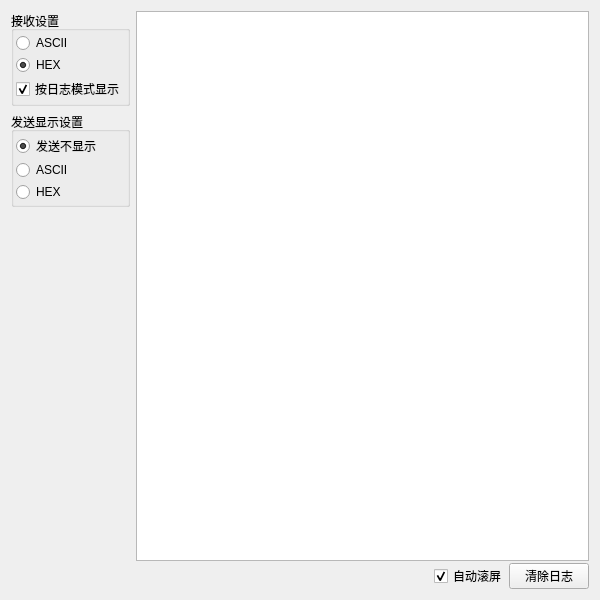
Qt form FormDataLog.ui (Sadaharuuu/PinHZ) before a commit.
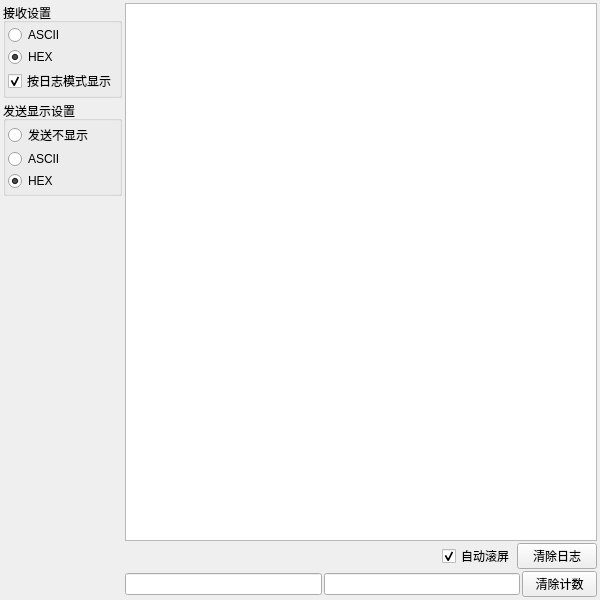
The same form after that commit. Icons and pictures are not drawn.

Patch:
```diff
--- a/FormDataLog.ui
+++ b/FormDataLog.ui
@@ -23,7 +23,22 @@
    <iconset resource="resources.qrc">
     <normaloff>:/icon/MI.ico</normaloff>:/icon/MI.ico</iconset>
   </property>
-  <layout class="QHBoxLayout" name="horizontalLayout_2">
+  <layout class="QHBoxLayout" name="horizontalLayout_3">
+   <property name="spacing">
+    <number>3</number>
+   </property>
+   <property name="leftMargin">
+    <number>3</number>
+   </property>
+   <property name="topMargin">
+    <number>3</number>
+   </property>
+   <property name="rightMargin">
+    <number>3</number>
+   </property>
+   <property name="bottomMargin">
+    <number>3</number>
+   </property>
    <item>
     <layout class="QVBoxLayout" name="verticalLayout_6">
      <item>
@@ -119,7 +134,7 @@
              <string>发送不显示</string>
             </property>
             <property name="checked">
-             <bool>true</bool>
+             <bool>false</bool>
             </property>
            </widget>
           </item>
@@ -138,6 +153,9 @@
             <property name="text">
              <string>HEX</string>
             </property>
+            <property name="checked">
+             <bool>true</bool>
+            </property>
            </widget>
           </item>
          </layout>
@@ -202,6 +220,37 @@
        </item>
       </layout>
      </item>
+     <item>
+      <layout class="QHBoxLayout" name="horizontalLayout_2">
+       <item>
+        <widget class="QLineEdit" name="lineEdit_frmCnt">
+         <property name="readOnly">
+          <bool>true</bool>
+         </property>
+        </widget>
+       </item>
+       <item>
+        <widget class="QLineEdit" name="lineEdit_byteCnt">
+         <property name="readOnly">
+          <bool>true</bool>
+         </property>
+        </widget>
+       </item>
+       <item>
+        <widget class="QPushButton" name="pushButton">
+         <property name="maximumSize">
+          <size>
+           <width>75</width>
+           <height>16777215</height>
+          </size>
+         </property>
+         <property name="text">
+          <string>清除计数</string>
+         </property>
+        </widget>
+       </item>
+      </layout>
+     </item>
     </layout>
    </item>
   </layout>
```
